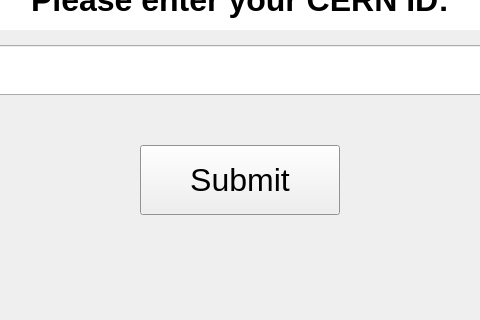
Above: Webfest QT/windows/main_window.ui from gluoNNet/MyLastDayAtCERN before the change; both pictures show x 160 to 640 and y 280 to 600 of the 800 by 600 pixel window. Below: the same form after it.
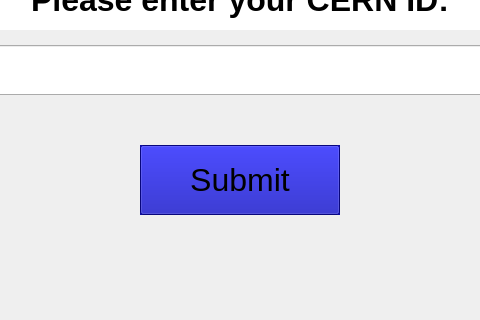
That is the form after the change.

Diff of the .ui file:
```diff
--- a/Webfest QT/windows/main_window.ui
+++ b/Webfest QT/windows/main_window.ui
@@ -26,6 +26,69 @@
     <property name="palette">
      <palette>
       <active>
+       <colorrole role="WindowText">
+        <brush brushstyle="SolidPattern">
+         <color alpha="255">
+          <red>255</red>
+          <green>255</green>
+          <blue>255</blue>
+         </color>
+        </brush>
+       </colorrole>
+       <colorrole role="Button">
+        <brush brushstyle="SolidPattern">
+         <color alpha="255">
+          <red>11</red>
+          <green>9</green>
+          <blue>174</blue>
+         </color>
+        </brush>
+       </colorrole>
+       <colorrole role="Midlight">
+        <brush brushstyle="SolidPattern">
+         <color alpha="255">
+          <red>11</red>
+          <green>9</green>
+          <blue>174</blue>
+         </color>
+        </brush>
+       </colorrole>
+       <colorrole role="Dark">
+        <brush brushstyle="SolidPattern">
+         <color alpha="255">
+          <red>11</red>
+          <green>9</green>
+          <blue>174</blue>
+         </color>
+        </brush>
+       </colorrole>
+       <colorrole role="Mid">
+        <brush brushstyle="SolidPattern">
+         <color alpha="255">
+          <red>11</red>
+          <green>9</green>
+          <blue>174</blue>
+         </color>
+        </brush>
+       </colorrole>
+       <colorrole role="Text">
+        <brush brushstyle="SolidPattern">
+         <color alpha="255">
+          <red>0</red>
+          <green>0</green>
+          <blue>0</blue>
+         </color>
+        </brush>
+       </colorrole>
+       <colorrole role="ButtonText">
+        <brush brushstyle="SolidPattern">
+         <color alpha="255">
+          <red>0</red>
+          <green>0</green>
+          <blue>0</blue>
+         </color>
+        </brush>
+       </colorrole>
        <colorrole role="Base">
         <brush brushstyle="SolidPattern">
          <color alpha="255">
@@ -38,14 +101,86 @@
        <colorrole role="Window">
         <brush brushstyle="SolidPattern">
          <color alpha="255">
-          <red>204</red>
-          <green>204</green>
-          <blue>204</blue>
+          <red>11</red>
+          <green>9</green>
+          <blue>174</blue>
+         </color>
+        </brush>
+       </colorrole>
+       <colorrole role="PlaceholderText">
+        <brush brushstyle="SolidPattern">
+         <color alpha="128">
+          <red>0</red>
+          <green>0</green>
+          <blue>0</blue>
          </color>
         </brush>
        </colorrole>
       </active>
       <inactive>
+       <colorrole role="WindowText">
+        <brush brushstyle="SolidPattern">
+         <color alpha="255">
+          <red>255</red>
+          <green>255</green>
+          <blue>255</blue>
+         </color>
+        </brush>
+       </colorrole>
+       <colorrole role="Button">
+        <brush brushstyle="SolidPattern">
+         <color alpha="255">
+          <red>11</red>
+          <green>9</green>
+          <blue>174</blue>
+         </color>
+        </brush>
+       </colorrole>
+       <colorrole role="Midlight">
+        <brush brushstyle="SolidPattern">
+         <color alpha="255">
+          <red>11</red>
+          <green>9</green>
+          <blue>174</blue>
+         </color>
+        </brush>
+       </colorrole>
+       <colorrole role="Dark">
+        <brush brushstyle="SolidPattern">
+         <color alpha="255">
+          <red>11</red>
+          <green>9</green>
+          <blue>174</blue>
+         </color>
+        </brush>
+       </colorrole>
+       <colorrole role="Mid">
+        <brush brushstyle="SolidPattern">
+         <color alpha="255">
+          <red>11</red>
+          <green>9</green>
+          <blue>174</blue>
+         </color>
+        </brush>
+       </colorrole>
+       <colorrole role="Text">
+        <brush brushstyle="SolidPattern">
+         <color alpha="255">
+          <red>0</red>
+          <green>0</green>
+          <blue>0</blue>
+         </color>
+        </brush>
+       </colorrole>
+       <colorrole role="ButtonText">
+        <brush brushstyle="SolidPattern">
+         <color alpha="255">
+          <red>0</red>
+          <green>0</green>
+          <blue>0</blue>
+         </color>
+        </brush>
+       </colorrole>
        <colorrole role="Base">
         <brush brushstyle="SolidPattern">
          <color alpha="255">
@@ -58,29 +193,110 @@
        <colorrole role="Window">
         <brush brushstyle="SolidPattern">
          <color alpha="255">
-          <red>204</red>
-          <green>204</green>
-          <blue>204</blue>
+          <red>11</red>
+          <green>9</green>
+          <blue>174</blue>
+         </color>
+        </brush>
+       </colorrole>
+       <colorrole role="PlaceholderText">
+        <brush brushstyle="SolidPattern">
+         <color alpha="128">
+          <red>0</red>
+          <green>0</green>
+          <blue>0</blue>
          </color>
         </brush>
        </colorrole>
       </inactive>
       <disabled>
+       <colorrole role="WindowText">
+        <brush brushstyle="SolidPattern">
+         <color alpha="255">
+          <red>11</red>
+          <green>9</green>
+          <blue>174</blue>
+         </color>
+        </brush>
+       </colorrole>
+       <colorrole role="Button">
+        <brush brushstyle="SolidPattern">
+         <color alpha="255">
+          <red>11</red>
+          <green>9</green>
+          <blue>174</blue>
+         </color>
+        </brush>
+       </colorrole>
+       <colorrole role="Midlight">
+        <brush brushstyle="SolidPattern">
+         <color alpha="255">
+          <red>11</red>
+          <green>9</green>
+          <blue>174</blue>
+         </color>
+        </brush>
+       </colorrole>
+       <colorrole role="Dark">
+        <brush brushstyle="SolidPattern">
+         <color alpha="255">
+          <red>11</red>
+          <green>9</green>
+          <blue>174</blue>
+         </color>
+        </brush>
+       </colorrole>
+       <colorrole role="Mid">
+        <brush brushstyle="SolidPattern">
+         <color alpha="255">
+          <red>11</red>
+          <green>9</green>
+          <blue>174</blue>
+         </color>
+        </brush>
+       </colorrole>
+       <colorrole role="Text">
+        <brush brushstyle="SolidPattern">
+         <color alpha="255">
+          <red>11</red>
+          <green>9</green>
+          <blue>174</blue>
+         </color>
+        </brush>
+       </colorrole>
+       <colorrole role="ButtonText">
+        <brush brushstyle="SolidPattern">
+         <color alpha="255">
+          <red>11</red>
+          <green>9</green>
+          <blue>174</blue>
+         </color>
+        </brush>
+       </colorrole>
        <colorrole role="Base">
         <brush brushstyle="SolidPattern">
          <color alpha="255">
-          <red>204</red>
-          <green>204</green>
-          <blue>204</blue>
+          <red>11</red>
+          <green>9</green>
+          <blue>174</blue>
          </color>
         </brush>
        </colorrole>
        <colorrole role="Window">
         <brush brushstyle="SolidPattern">
          <color alpha="255">
-          <red>204</red>
-          <green>204</green>
-          <blue>204</blue>
+          <red>11</red>
+          <green>9</green>
+          <blue>174</blue>
+         </color>
+        </brush>
+       </colorrole>
+       <colorrole role="PlaceholderText">
+        <brush brushstyle="SolidPattern">
+         <color alpha="128">
+          <red>0</red>
+          <green>0</green>
+          <blue>0</blue>
          </color>
         </brush>
        </colorrole>
```
